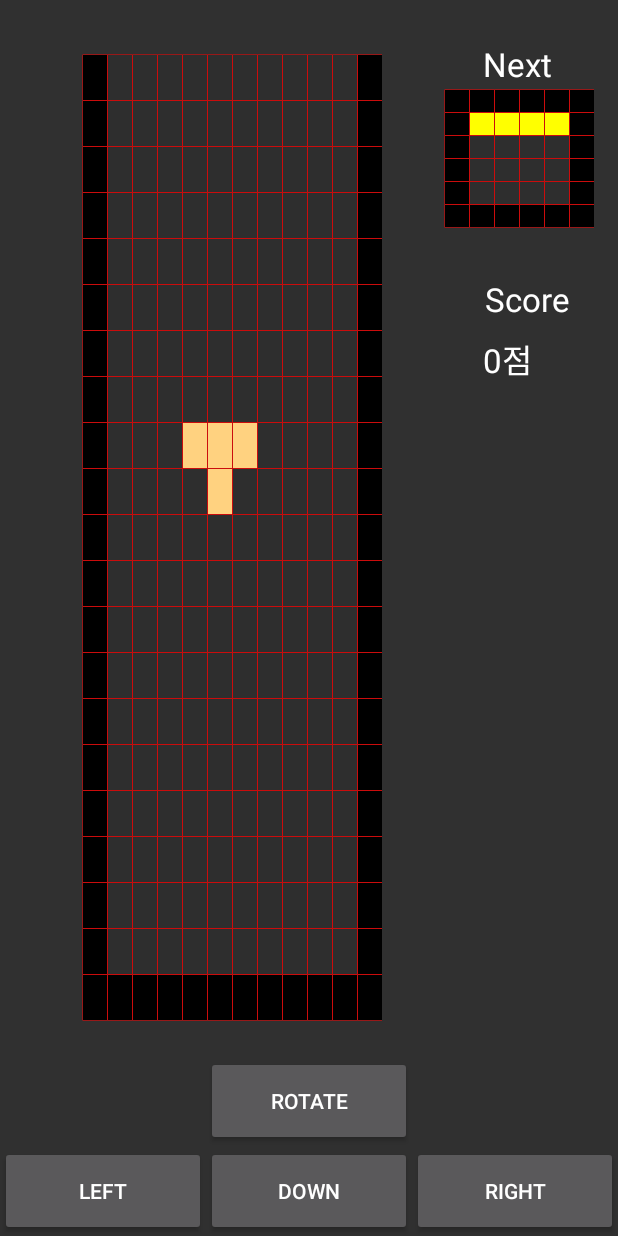
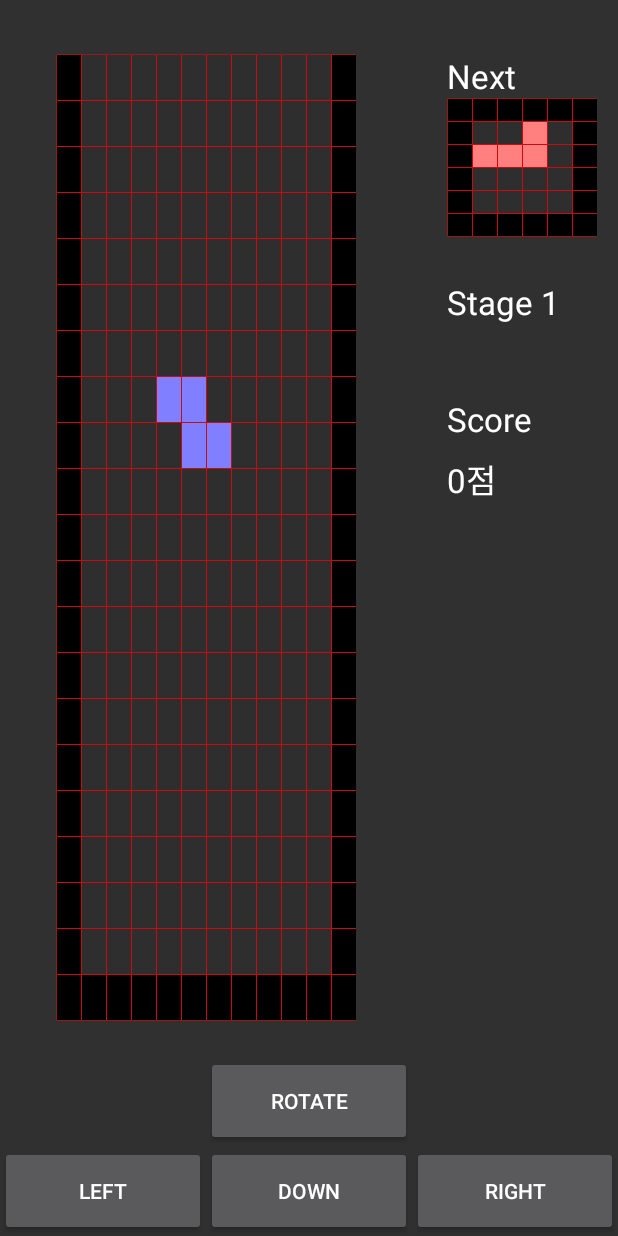
Before and after one commit to speldipn/Tetris, an Android app: the screen it shows after launch (MainActivity), on a phone screen of 412 x 824 dp. Run offline under Robolectric (Android 15) with nearby library versions, the phone set to English and light mode, and no system bars.

Commit message:
add score, stage, popup, etc.. bugfix

```diff
--- a/app/src/main/java/org/androidtown/tetris/Generator.java
+++ b/app/src/main/java/org/androidtown/tetris/Generator.java
@@ -4,7 +4,7 @@ import java.util.Arrays;
 import java.util.Random;
 
 public class Generator {
-  static Random random = new Random(System.currentTimeMillis());
+  static Random random = new Random();
 
   private static int[][][] O = {
     {
--- a/app/src/main/java/org/androidtown/tetris/MainActivity.java
+++ b/app/src/main/java/org/androidtown/tetris/MainActivity.java
@@ -6,7 +6,6 @@ import android.os.Handler;
 import android.os.Message;
 import android.support.v7.app.AppCompatActivity;
 import android.util.Log;
-import android.view.Gravity;
 import android.view.View;
 import android.view.ViewTreeObserver;
 import android.widget.FrameLayout;
@@ -14,6 +13,7 @@ import android.widget.TextView;
 import android.widget.Toast;
 
 public class MainActivity extends AppCompatActivity {
+
 
   private final int STAGE_X_CNT = 12;
   private final int STAGE_Y_CNT = 21;
@@ -26,6 +26,11 @@ public class MainActivity extends AppCompatActivity {
   private int previewFrY = 0;
   private boolean isDone = false;
 
+  private int gameSpeed = 500;
+  private int stageLevel = 1;
+
+  private FrameLayout popUp;
+
   TextView scoreView;
 
   FrameLayout mapFr;
@@ -33,22 +38,71 @@ public class MainActivity extends AppCompatActivity {
   Stage stage;
   Thread stageThread;
   Preview preview;
+  TextView stageLvLabel;
 
   ViewTreeObserver vto;
 
+  class MainThread implements Runnable {
+    private boolean isPause = false;
+
+    @Override
+    public void run() {
+      Handler handler = MainActivity.this.handler;
+      while (true) {
+        if (this.isPause) {
+          try {
+            Thread.sleep(1000);
+            continue;
+          } catch (InterruptedException e) {
+            e.printStackTrace();
+          }
+        }
+        if (stage != null) {
+          stage.moveDown();
+          handler.sendEmptyMessage(SCORE);
+        }
+        try {
+          Thread.sleep(gameSpeed);
+        } catch (InterruptedException e) {
+          e.printStackTrace();
+        }
+      }
+    }
+
+    public void pause(boolean enable) {
+      if (enable) {
+        this.isPause = true;
+      } else {
+        this.isPause = false;
+      }
+    }
+  }
+
+  MainThread mainThread = new MainThread();
+
+
   public static final int SCORE = 1;
-  public static final int END = 2;
+  public static final int NEXT = 2;
+  public static final int END = 3;
+  public static final int STAGE_LEVEL = 4;
 
-  final Handler handler = new Handler() {
+  Handler handler = new Handler() {
     @Override
     public void handleMessage(Message msg) {
-      if(msg.what == SCORE) {
-        if(stage != null) {
+      if (msg.what == SCORE) {
+        if (stage != null) {
           scoreView.setText(stage.getScore() + "점");
         }
-      } else if(msg.what == END) {
+      } else if (msg.what == NEXT) {
+        mainThread.pause(true);
+        popUp.setVisibility(View.VISIBLE);
+        btnShowAll(false);
+      } else if (msg.what == END) {
         Toast.makeText(MainActivity.this, "게임이 끝났습니다", Toast.LENGTH_LONG).show();
         finish();
+      } else if(msg.what == STAGE_LEVEL) {
+        int stageLv = msg.arg1;
+        stageLvLabel.setText("Stage " + stageLv);
       }
     }
   };
@@ -58,9 +112,12 @@ public class MainActivity extends AppCompatActivity {
     super.onCreate(savedInstanceState);
     setContentView(R.layout.activity_main);
 
+    popUp = findViewById(R.id.popup);
     mapFr = findViewById(R.id.map);
     previewFr = findViewById(R.id.preview);
     scoreView = findViewById(R.id.score);
+    stageLvLabel = findViewById(R.id.stageLvLabel);
+    stageLvLabel.setText("Stage " + stageLevel);
 
     vto = mapFr.getViewTreeObserver();
     vto.addOnGlobalLayoutListener(new ViewTreeObserver.OnGlobalLayoutListener() {
@@ -86,23 +143,8 @@ public class MainActivity extends AppCompatActivity {
 
   public void stageRun() {
     runStage();
-    new Thread() {
-      @Override
-      public void run() {
-        Handler handler = MainActivity.this.handler;
-        while(true) {
-          if(stage != null) {
-            stage.moveDown();
-            handler.sendEmptyMessage(SCORE);
-          }
-          try {
-            Thread.sleep(500);
-          } catch (InterruptedException e) {
-            e.printStackTrace();
-          }
-        }
-      }
-    }.start();
+    Thread thread = new Thread(mainThread);
+    thread.start();
   }
 
   public void runStage() {
@@ -152,4 +194,38 @@ public class MainActivity extends AppCompatActivity {
       }
     }
   }
+
+  public void next(View v) {
+    if (gameSpeed > 100) {
+      gameSpeed -= 100;
+      btnShowAll(true);
+      popUp.setVisibility(View.GONE);
+      /* --- */
+      stage.setScore(0);
+      stage.mapInit();
+      /* ---- */
+      Message msg = new Message();
+      msg.what = STAGE_LEVEL;
+      msg.arg1 = ++stageLevel;
+      handler.sendMessage(msg);
+      /* --- */
+      mainThread.pause(false);
+    } else {
+      handler.sendEmptyMessage(END);
+    }
+  }
+
+  public void btnShowAll(boolean yes) {
+    if (yes) {
+      findViewById(R.id.btnRotate).setVisibility(View.VISIBLE);
+      findViewById(R.id.btnDown).setVisibility(View.VISIBLE);
+      findViewById(R.id.btnLeft).setVisibility(View.VISIBLE);
+      findViewById(R.id.btnRight).setVisibility(View.VISIBLE);
+    } else {
+      findViewById(R.id.btnRotate).setVisibility(View.INVISIBLE);
+      findViewById(R.id.btnDown).setVisibility(View.INVISIBLE);
+      findViewById(R.id.btnLeft).setVisibility(View.INVISIBLE);
+      findViewById(R.id.btnRight).setVisibility(View.INVISIBLE);
+    }
+  }
 }
--- a/app/src/main/java/org/androidtown/tetris/Stage.java
+++ b/app/src/main/java/org/androidtown/tetris/Stage.java
@@ -9,14 +9,6 @@ import java.util.LinkedList;
 import java.util.Queue;
 
 class Stage extends View implements Runnable {
-  private final int MAP_WIDTH = 12;
-  private final int MAP_HEIGHT = 24;
-
-  private final int START_X_IDX = 1;
-  private final int END_X_IDX = 10;
-  private final int START_Y_IDX = 0;
-  private final int END_Y_IDX = 22;
-
   private final int EM = 0; // Empty
   private final int BK = 1; // Block
   private final int FX = 2; // Fixed
@@ -24,29 +16,7 @@ class Stage extends View implements Runnable {
   private final int SX = 80; // Side Border
   private final int BX = 99; // Bottom Border
 
-  private int blockWidth;
-  private int blockHeight;
-  private int curX;
-  private int curY;
-
-  private boolean isRun = true;
-  private int score = 0;
-
-  public class BlockPos {
-    int x;
-    int y;
-  }
-
-  private int[][] preBlock;
-  private int[][] block;
-
-  private BlockPos blockPos = new BlockPos();
-
-  private enum COMMAND {Rotation, Left, Right, Down}
-
-  Queue<COMMAND> msgQ = new LinkedList<>();
-
-  int map[][] = {
+  private int map[][] = {
     {SX, EM, EM, EM, EM, EM, EM, EM, EM, EM, EM, SX},
     {SX, EM, EM, EM, EM, EM, EM, EM, EM, EM, EM, SX},
     {SX, EM, EM, EM, EM, EM, EM, EM, EM, EM, EM, SX},
@@ -70,17 +40,45 @@ class Stage extends View implements Runnable {
     {SX, EM, EM, EM, EM, EM, EM, EM, EM, EM, EM, SX},
     {SX, EM, EM, EM, EM, EM, EM, EM, EM, EM, EM, SX},
     {SX, EM, EM, EM, EM, EM, EM, EM, EM, EM, EM, SX},
-//    {SX, EM, EM, 54, EM, 54, EM, EM, 54, EM, EM, SX},
-//    {SX, EM, EM, 54, EM, 54, EM, EM, 54, EM, EM, SX},
-//    {SX, EM, EM, 54, EM, 54, EM, EM, 54, EM, EM, SX},
-//    {SX, EM, EM, 54, EM, 54, EM, EM, 54, EM, EM, SX},
-//    {SX, 54, 54, 54, 54, 54, 54, 54, 54, 54, EM, SX},
     {BX, BX, BX, BX, BX, BX, BX, BX, BX, BX, BX, BX}
   };
 
+  private final int MAP_WIDTH = 12;
+  private final int MAP_HEIGHT = 24;
+
+  private final int START_X_IDX = 1;
+  private final int END_X_IDX = 10;
+  private final int START_Y_IDX = 0;
+  private final int END_Y_IDX = 22;
+
+  private int blockWidth;
+  private int blockHeight;
+  private int curX;
+  private int curY;
+  private int score = 0;
+  private boolean isRun = true;
+
+  /* ----- */
+
+  public class BlockPos {
+    int x;
+    int y;
+  }
+  private BlockPos blockPos = new BlockPos();
   private Preview preview = null;
+  Handler handler = null;
 
-  Handler handler = null;
+  /* ----- */
+
+  private enum COMMAND {Rotation, Left, Right, Down}
+  Queue<COMMAND> msgQ = new LinkedList<>();
+
+  /* ----- */
+
+  private int[][] preBlock;
+  private int[][] block;
+
+  /* ----- */
 
   public Stage(Context ctx, int blockWidth, int blockHeight, Handler handler) {
     super(ctx);
@@ -256,10 +254,13 @@ class Stage extends View implements Runnable {
     if (isPossibleMove(0, 1, false)) {
       blockPos.y += 1;
     } else {
-      if(blockPos.y < 4) {
+      if (blockPos.y < 4) {
         handler.sendEmptyMessage(MainActivity.END);
       }
-      score += 10;
+      this.score += 10;
+      if (this.score >= 50) {
+        handler.sendEmptyMessage(MainActivity.NEXT);
+      }
       blockDone();
       removeLine();
       block = preBlock;
@@ -384,4 +385,19 @@ class Stage extends View implements Runnable {
   public int getScore() {
     return score;
   }
+
+  public void setScore(int score) {
+    this.score = score;
+  }
+
+  public void mapInit() {
+    int row = map.length;
+    int col = map[0].length;
+    for (int i = END_Y_IDX; i >= START_Y_IDX; --i) {
+      for (int j = START_X_IDX; j <= END_X_IDX; ++j) {
+        map[i][j] = EM;
+      }
+    }
+    setBlock(block);
+  }
 }
--- a/app/src/main/res/layout/activity_main.xml
+++ b/app/src/main/res/layout/activity_main.xml
@@ -67,9 +67,10 @@
       android:layout_marginTop="16dp"
       app:layout_constraintBottom_toTopOf="@+id/guideline"
       app:layout_constraintEnd_toStartOf="@+id/preview"
-      app:layout_constraintHorizontal_bias="0.538"
+      app:layout_constraintHorizontal_bias="0.289"
       app:layout_constraintStart_toStartOf="parent"
-      app:layout_constraintTop_toTopOf="@+id/guideline2">
+      app:layout_constraintTop_toTopOf="@+id/guideline2"
+      app:layout_constraintVertical_bias="0.0">
 
     </FrameLayout>
 
@@ -77,10 +78,7 @@
       android:id="@+id/preview"
       android:layout_width="100dp"
       android:layout_height="93dp"
-        android:layout_marginEnd="16dp"
-        android:layout_marginRight="16dp"
-        android:layout_marginTop="2dp"
-        app:layout_constraintEnd_toEndOf="parent"
+      app:layout_constraintStart_toStartOf="@+id/textView"
       app:layout_constraintTop_toBottomOf="@+id/textView">
 
     </FrameLayout>
@@ -96,9 +94,9 @@
       android:id="@+id/textView"
       android:layout_width="wrap_content"
       android:layout_height="wrap_content"
-      android:layout_marginEnd="44dp"
-      android:layout_marginRight="44dp"
-      android:layout_marginTop="8dp"
+      android:layout_marginEnd="68dp"
+      android:layout_marginRight="68dp"
+      android:layout_marginTop="16dp"
       android:text="Next"
       android:textAppearance="@style/TextAppearance.AppCompat.Large"
       app:layout_constraintEnd_toEndOf="parent"
@@ -115,27 +113,56 @@
       android:id="@+id/textView2"
       android:layout_width="wrap_content"
       android:layout_height="30dp"
-        android:layout_marginEnd="32dp"
-        android:layout_marginRight="32dp"
-        android:layout_marginTop="32dp"
+      android:layout_marginTop="48dp"
       android:text="Score"
       android:textAppearance="@style/TextAppearance.AppCompat.Large"
-        app:layout_constraintEnd_toEndOf="parent"
-        app:layout_constraintTop_toBottomOf="@+id/preview" />
+      app:layout_constraintStart_toStartOf="@+id/stageLvLabel"
+      app:layout_constraintTop_toBottomOf="@+id/stageLvLabel" />
 
     <TextView
       android:id="@+id/score"
       android:layout_width="70dp"
       android:layout_height="wrap_content"
-        android:layout_marginBottom="208dp"
-        android:layout_marginEnd="20dp"
-        android:layout_marginRight="20dp"
       android:layout_marginTop="8dp"
       android:text="0"
       android:textAppearance="@style/TextAppearance.AppCompat.Large"
-        app:layout_constraintBottom_toTopOf="@+id/guideline"
+      app:layout_constraintStart_toStartOf="@+id/textView2"
+      app:layout_constraintTop_toBottomOf="@+id/textView2" />
+
+    <FrameLayout
+      android:id="@+id/popup"
+      android:layout_width="300dp"
+      android:layout_height="500dp"
+      android:layout_marginBottom="8dp"
+      android:layout_marginEnd="8dp"
+      android:layout_marginLeft="8dp"
+      android:layout_marginRight="8dp"
+      android:layout_marginStart="8dp"
+      android:layout_marginTop="8dp"
+      android:background="#a8000000"
+      android:visibility="gone"
+      app:layout_constraintBottom_toBottomOf="parent"
       app:layout_constraintEnd_toEndOf="parent"
-        app:layout_constraintTop_toBottomOf="@+id/textView2"
-        app:layout_constraintVertical_bias="0.0" />
+      app:layout_constraintStart_toStartOf="parent"
+      app:layout_constraintTop_toTopOf="parent">
+
+        <Button
+          android:id="@+id/button2"
+          android:layout_width="wrap_content"
+          android:layout_height="wrap_content"
+          android:layout_gravity="center"
+          android:onClick="next"
+          android:text="Next" />
+    </FrameLayout>
+
+    <TextView
+      android:id="@+id/stageLvLabel"
+      android:layout_width="80dp"
+      android:layout_height="30dp"
+      android:layout_marginTop="28dp"
+      android:text="TextView"
+      android:textAppearance="@style/TextAppearance.AppCompat.Large"
+      app:layout_constraintStart_toStartOf="@+id/preview"
+      app:layout_constraintTop_toBottomOf="@+id/preview" />
 
 </android.support.constraint.ConstraintLayout>
```
Lines whose indentation alone changed are shown as unchanged.
